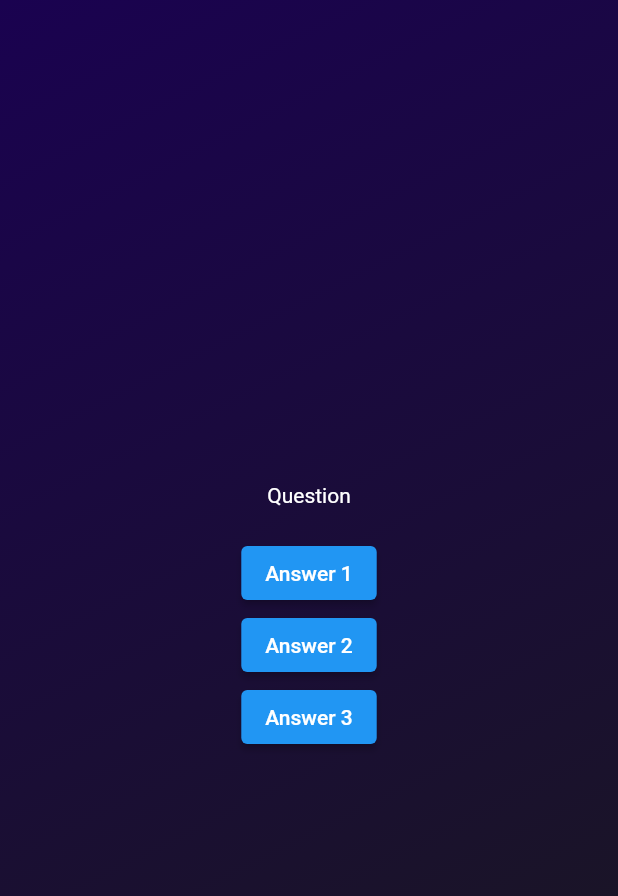
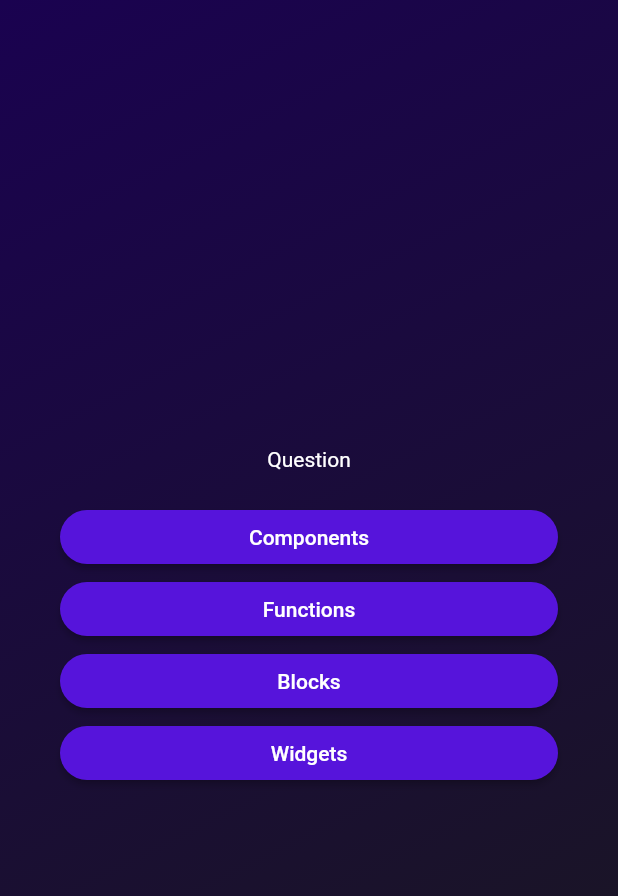
Before and after one commit to omerokumus1/PurpleQuiz_Flutter, a Flutter app: the screen it shows after launch, after a tap on "Start Quiz", on a phone screen of 412 x 824 dp. Shown: the top 896 px of the screen. Run offline on Flutter 3.47's test engine with Material 2 defaults, Android fonts, the phone set to English and light mode, and no system bars.

Commit message:
margin, padding, shuffling

```diff
--- a/lib/models/quiz_question.dart
+++ b/lib/models/quiz_question.dart
@@ -3,4 +3,10 @@ class QuizQuestion {
   final List<String> answers;
 
   const QuizQuestion(this.text, this.answers);
+
+  List<String> getShuffledAnswers() {
+    final shuffledAnswers = answers.toList();
+    shuffledAnswers.shuffle();
+    return shuffledAnswers;
+  }
 }
--- a/lib/question_screen.dart
+++ b/lib/question_screen.dart
@@ -1,4 +1,7 @@
 import 'package:flutter/material.dart';
+import 'package:quizz_app/answer_button.dart';
+import 'package:quizz_app/data/questions.dart';
+import 'package:quizz_app/models/quiz_question.dart';
 
 class QuestionScreen extends StatefulWidget {
   const QuestionScreen({super.key});
@@ -11,17 +14,26 @@ class QuestionScreen extends StatefulWidget {
 class _QuestionScreenState extends State<QuestionScreen> {
   @override
   Widget build(BuildContext context) {
+    QuizQuestion question = questions[0];
     return SizedBox(
       width: double.infinity,
-      child: Column(
-        mainAxisAlignment: MainAxisAlignment.center,
-        children: [
-          const Text('Question', style: TextStyle(color: Colors.white)),
-          const SizedBox(height: 20),
-          ElevatedButton(onPressed: () {}, child: const Text("Answer 1")),
-          ElevatedButton(onPressed: () {}, child: const Text("Answer 2")),
-          ElevatedButton(onPressed: () {}, child: const Text("Answer 3")),
-        ],
+      child: Container(
+        margin: const EdgeInsets.all(40),
+        child: Column(
+          mainAxisAlignment: MainAxisAlignment.center,
+          crossAxisAlignment: CrossAxisAlignment.stretch,
+          children: [
+            const Text(
+              'Question',
+              style: TextStyle(color: Colors.white),
+              textAlign: TextAlign.center,
+            ),
+            const SizedBox(height: 20),
+            ...question.getShuffledAnswers().map((answer) {
+              return AnswerButton(answer, () {});
+            }),
+          ],
+        ),
       ),
     );
   }
```
